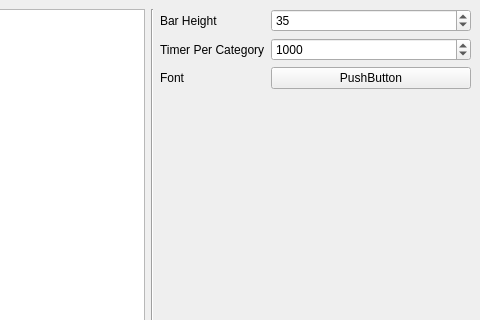
nrbyte/numvisz, file picker/mainwindow.ui: the form before one commit; both pictures show x 320 to 800 and y 0 to 320 of the 800 by 600 pixel window.
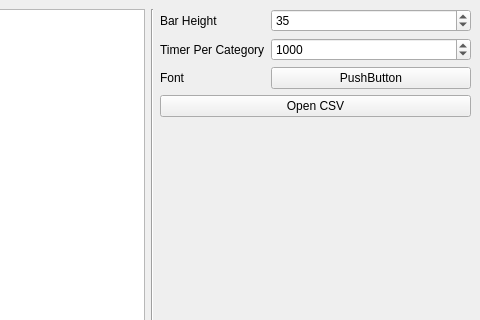
The form after the commit.

Commit message: Added open CSV button

The edit to the form file:
```diff
--- a/picker/mainwindow.ui
+++ b/picker/mainwindow.ui
@@ -104,6 +104,26 @@
           </item>
          </layout>
         </item>
+        <item>
+         <widget class="QPushButton" name="openCSVButton">
+          <property name="text">
+           <string>Open CSV</string>
+          </property>
+         </widget>
+        </item>
+        <item>
+         <spacer name="verticalSpacer">
+          <property name="orientation">
+           <enum>Qt::Vertical</enum>
+          </property>
+          <property name="sizeHint" stdset="0">
+           <size>
+            <width>20</width>
+            <height>40</height>
+           </size>
+          </property>
+         </spacer>
+        </item>
         <item>
          <widget class="QPushButton" name="playButton">
           <property name="text">
```
Left out of the diff: 28 changed lines with no effect on the pictures. The commit also changes 2 other files.
